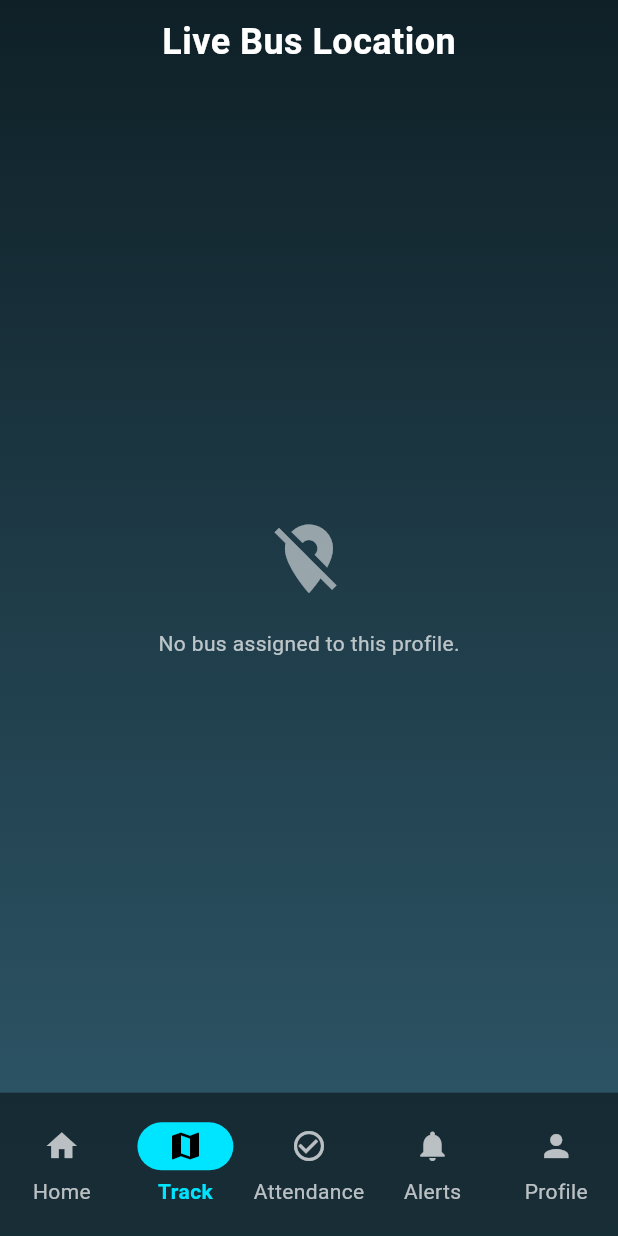
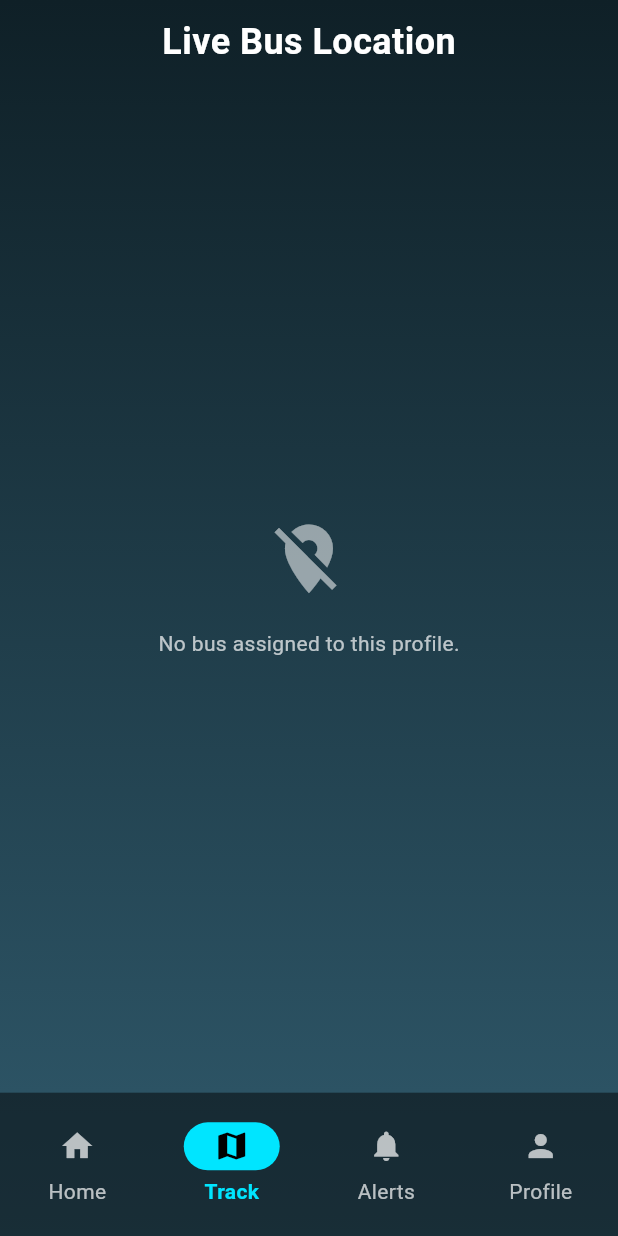
Before and after one commit to albinosiby/trackgo_student_parent, a Flutter app: the ParentMainScreen screen opened directly with empty values, item 2 of the bottom bar chosen, on a phone screen of 412 x 824 dp. Run offline on Flutter 3.47's test engine with Material 3 defaults, Android fonts, the phone set to English and light mode, and no system bars; our stand-ins replace cached_network_image, cloud_firestore, firebase_auth, firebase_core, firebase_database, firebase_messaging and 5 more; accounts and stored records are empty.

```diff
--- a/lib/screens/parent_main_screen.dart
+++ b/lib/screens/parent_main_screen.dart
@@ -2,7 +2,7 @@ import 'package:flutter/material.dart';
 import 'package:flutter_screenutil/flutter_screenutil.dart';
 import 'home_screen.dart';
 import 'map_screen.dart';
-import 'attendance_screen.dart';
+// import 'attendance_screen.dart';
 import 'notifications_screen.dart';
 import 'profile_screen.dart';
 import '../widgets/background_wrapper.dart';
@@ -48,10 +48,10 @@ class _ParentMainScreenState extends State<ParentMainScreen> {
           destinations: const [
             NavigationDestination(icon: Icon(Icons.home), label: "Home"),
             NavigationDestination(icon: Icon(Icons.map), label: "Track"),
-            NavigationDestination(
-              icon: Icon(Icons.check_circle_outline),
-              label: "Attendance",
-            ),
+            // NavigationDestination(
+            //   icon: Icon(Icons.check_circle_outline),
+            //   label: "Attendance",
+            // ),
             NavigationDestination(
               icon: Icon(Icons.notifications),
               label: "Alerts",
```
